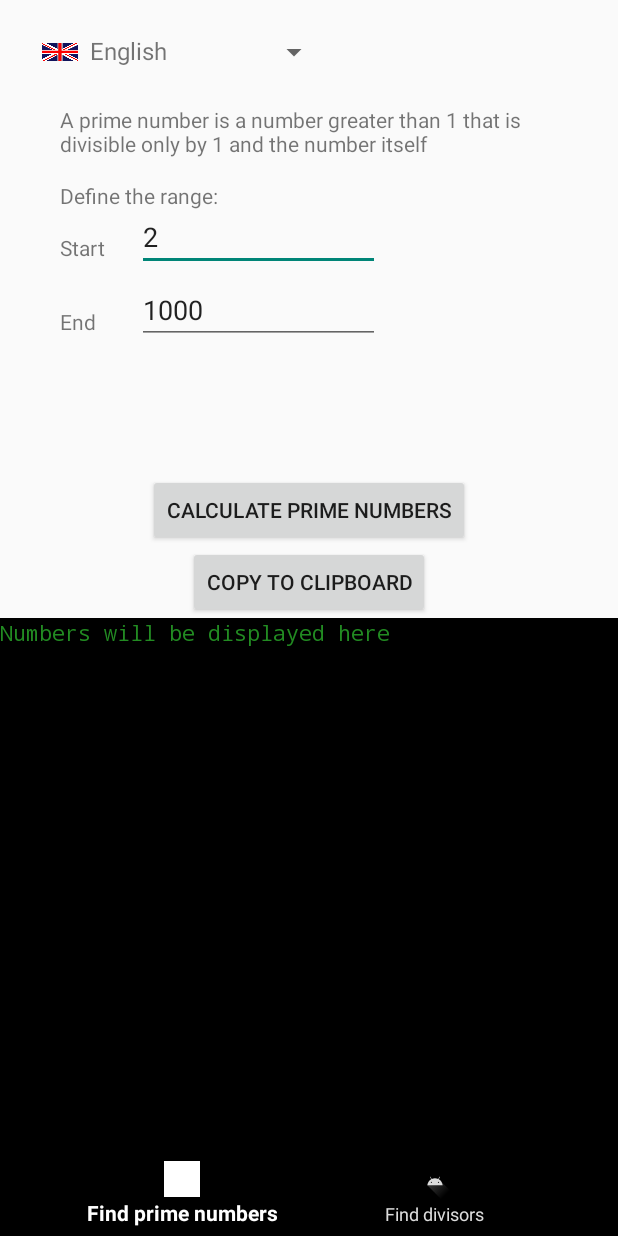
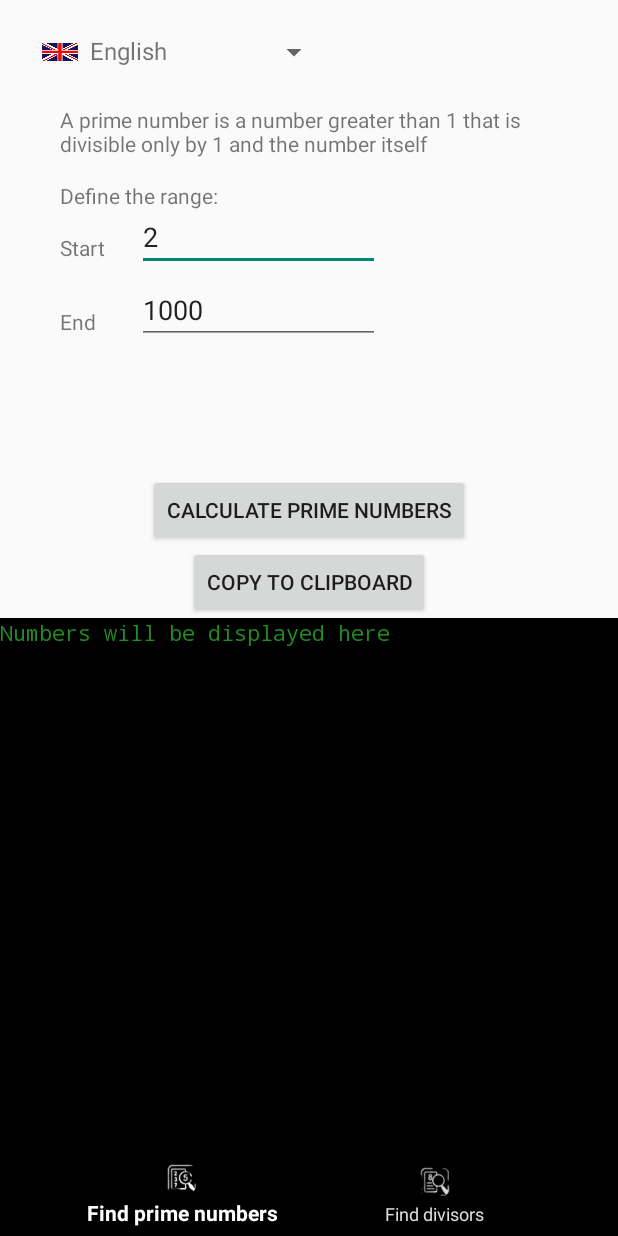
Before and after one commit to vadiohead/PrimeNumbers, an Android app: the screen it shows after launch (MainActivity), on a phone screen of 412 x 824 dp. Run offline under Robolectric (Android 15) with nearby library versions, the light colour scheme and no system bars.

Commit message:
final update

```diff
--- a/app/src/main/java/com/example/primenumbers/MainActivity.java
+++ b/app/src/main/java/com/example/primenumbers/MainActivity.java
@@ -2,7 +2,7 @@
  * small application for convenient search of prime numbers
  *
  * @author clyde
- * @version 1.0
+ * @version 1.1
  */
 package com.example.primenumbers;
 
@@ -59,15 +59,15 @@ public class MainActivity extends AppCompatActivity {
     TextView fromView;
     TextView toView;
 
-    protected String numbers;
-    protected int start = 2;
-    protected int end = 1000;
+    private String numbers;
+    private int start = 2;
+    private int end = 1000;
     BottomNavigationView bottomNav;
     MenuItem prime;
     MenuItem divis;
     ConstraintLayout primeLayout;
     ConstraintLayout divisorLayout;
-    int currentLayout = 0; // 0 - primeLayout, 1 - divisorLayout
+    private byte currentLayout = 0; // 0 - primeLayout, 1 - divisorLayout
     EditText numberInput;
 
     /**
@@ -357,9 +357,9 @@ public class MainActivity extends AppCompatActivity {
                 Log.d("PHO QUINN HAIL", "From view CHANGING PROCESS FINISHED");
                 endView.setText(to);
                 Log.d("PHO QUINN HAIL", "To view CHANGING PROCESS FINISHED");
-                fromView.setText("2");
+                fromView.setText(String.valueOf(start));
                 Log.d("PHO QUINN HAIL", "Start view CHANGING PROCESS FINISHED");
-                toView.setText("1000");
+                toView.setText(String.valueOf(end));
                 Log.d("PHO QUINN HAIL", "End view CHANGING PROCESS FINISHED");
                 copyButton.setText(copy);
                 Log.d("PHO QUINN HAIL", "Copy button view CHANGING PROCESS FINISHED");
--- a/app/src/main/java/com/example/primenumbers/SpinnerIcons.java
+++ b/app/src/main/java/com/example/primenumbers/SpinnerIcons.java
@@ -3,7 +3,7 @@
  * used in MainActivity to display flags of languages
  *
  * @author clyde
- * @version 1.0
+ * @version 1.1igti
  */
 package com.example.primenumbers;
 
--- a/app/src/main/res/menu/navigation_menu.xml
+++ b/app/src/main/res/menu/navigation_menu.xml
@@ -2,10 +2,10 @@
 <menu xmlns:android="http://schemas.android.com/apk/res/android">
     <item
         android:id="@+id/nav_primes"
-        android:icon="@drawable/ic_launcher_background"
+        android:icon="@drawable/find_primes_no_bg"
         android:title="@string/primes" />
     <item
         android:id="@+id/nad_divisors"
-        android:icon="@drawable/ic_launcher_foreground"
+        android:icon="@drawable/find_divisors_no_bg"
         android:title="@string/divisors" />
 </menu>
```
Also changed, not shown: app/src/main/res/drawable/find_divisors.png (added), app/src/main/res/drawable/find_divisors_no_bg.png (added), app/src/main/res/drawable/find_primes.png (added), app/src/main/res/drawable/find_primes_no_bg.png (added).
